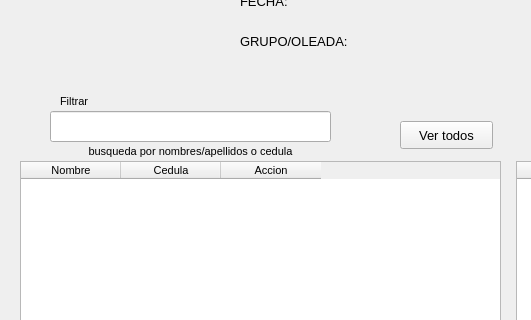
Old version of the form qt/athletesGroups.ui in the repository germang2/CrossfitTimer; both pictures show x 0 to 531 and y 169 to 489 of the 1303 by 684 pixel window.
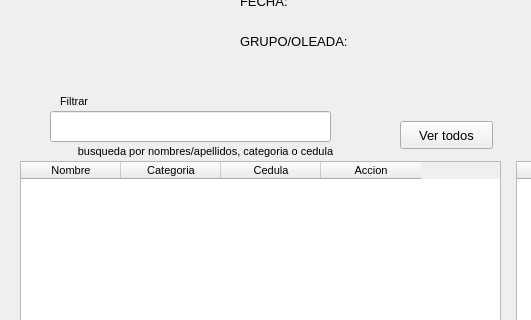
New version of the form.

Commit message: Show and allow filter by category in AthletesGroup view

Patch:
```diff
--- a/qt/athletesGroups.ui
+++ b/qt/athletesGroups.ui
@@ -146,6 +146,11 @@
      <string>Nombre</string>
     </property>
    </column>
+   <column>
+    <property name="text">
+     <string>Categoria</string>
+    </property>
+   </column>
    <column>
     <property name="text">
      <string>Cedula</string>
@@ -185,7 +190,7 @@
     <rect>
      <x>50</x>
      <y>310</y>
-     <width>281</width>
+     <width>311</width>
      <height>20</height>
     </rect>
    </property>
@@ -195,7 +200,7 @@
     </font>
    </property>
    <property name="text">
-    <string>busqueda por nombres/apellidos o cedula</string>
+    <string>busqueda por nombres/apellidos, categoria o cedula</string>
    </property>
    <property name="alignment">
     <set>Qt::AlignCenter</set>
```
The commit also changes 5 other files.
